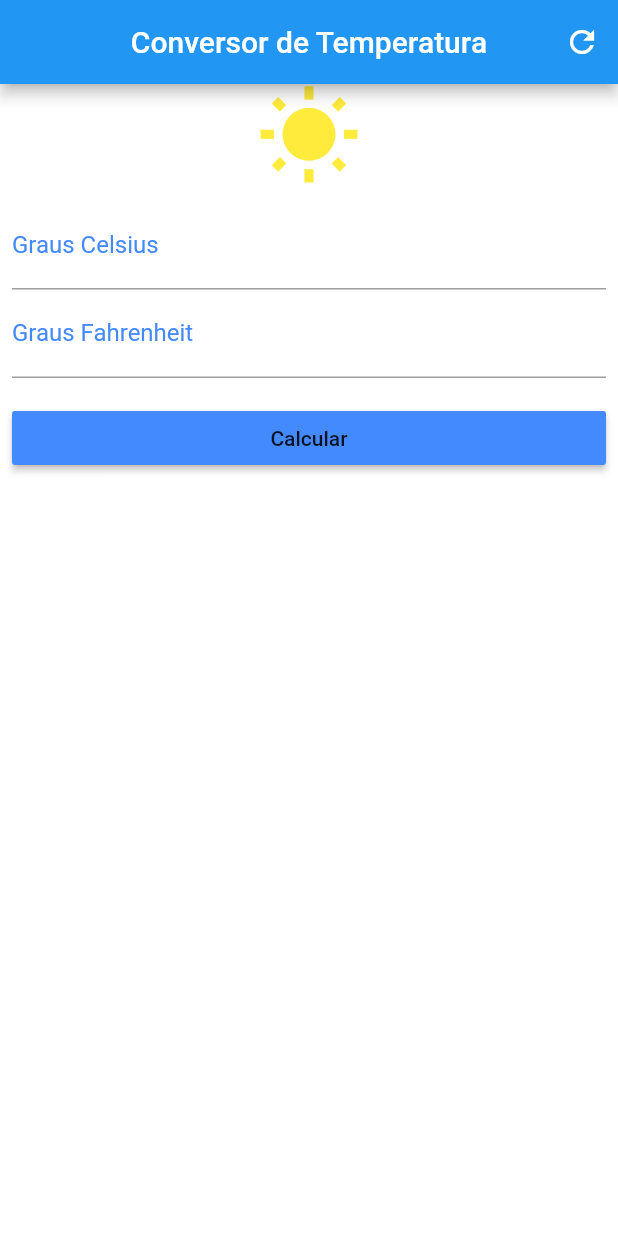
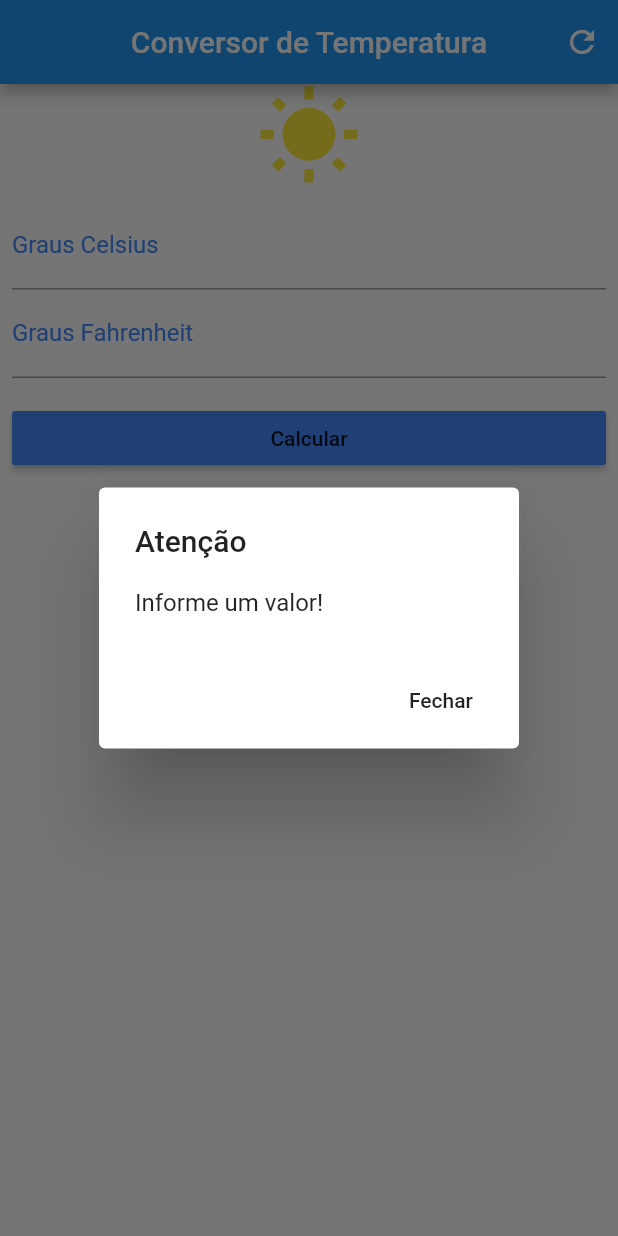
Before and after one commit to IsmaelPires/mobile-flutter-conversor, a Flutter app: the screen it shows after launch, after a tap on "Calcular", on a phone screen of 412 x 824 dp. Run offline on Flutter 3.47's test engine with Material 2 defaults, Android fonts, the phone set to English and light mode, and no system bars.

```diff
--- a/lib/main.dart
+++ b/lib/main.dart
@@ -9,19 +9,41 @@ class Home extends StatefulWidget {
 }
 
 class _HomeState extends State<Home> {
-
   TextEditingController celsiusController = TextEditingController();
   TextEditingController fahrenheitController = TextEditingController();
 
-  void _resetFields () {
+  GlobalKey<FormState> _formKey = GlobalKey<FormState>();
+
+  void _resetFields() {
     celsiusController.text = "";
     fahrenheitController.text = "";
   }
 
-  void _converter (){
+  void _converter() {
     double celsius = double.parse(celsiusController.text);
     double fahrenheit = celsius * 1.8 + 32.0;
     fahrenheitController.text = fahrenheit.toStringAsFixed(4);
+  }
+
+  void _showDialog() {
+    showDialog(
+      context: context,
+      builder: (BuildContext context) {
+        return AlertDialog(
+          title: new Text("Atenção"),
+          content: new Text("Informe um valor!"),
+          actions: <Widget>[
+            // usually buttons at the bottom of the dialog
+            new FlatButton(
+              child: new Text("Fechar"),
+              onPressed: () {
+                Navigator.of(context).pop();
+              },
+            ),
+          ],
+        );
+      },
+    );
   }
 
   @override
@@ -45,21 +67,29 @@ class _HomeState extends State<Home> {
     TextStyle styleField = TextStyle(color: Colors.blueAccent);
 
     RaisedButton raisedButton = RaisedButton(
-      onPressed: _converter,
+      onPressed: () {
+        if (_formKey.currentState.validate()){
+          _converter();
+        }
+      },
       child: Text('Calcular'),
       color: Colors.blueAccent,
     );
 
-    TextField tempCelsius = TextField(
+    TextFormField tempCelsius = TextFormField(
         decoration: InputDecoration(
             labelText: 'Graus Celsius', labelStyle: styleDecoration),
         keyboardType: TextInputType.number,
         textAlign: TextAlign.center,
         style: styleField,
         controller: celsiusController,
-    );
+        validator: (value) {
+          if (value.isEmpty) {
+            _showDialog();
+          }
+        });
 
-    TextField tempFahrenheit = TextField(
+    TextFormField tempFahrenheit = TextFormField(
       decoration: InputDecoration(
           labelText: 'Graus Fahrenheit', labelStyle: styleDecoration),
       keyboardType: TextInputType.number,
@@ -85,8 +115,13 @@ class _HomeState extends State<Home> {
       children: <Widget>[icon, containerPaddingFields, containerPaddingBtn],
     );
 
+    Form form = Form(
+      child: column,
+      key: _formKey,
+    );
+
     SingleChildScrollView singleChildScrollView = SingleChildScrollView(
-      child: column,
+      child: form,
     );
 
     Scaffold scaffold = Scaffold(
```
Lines whose indentation alone changed are shown as unchanged.
